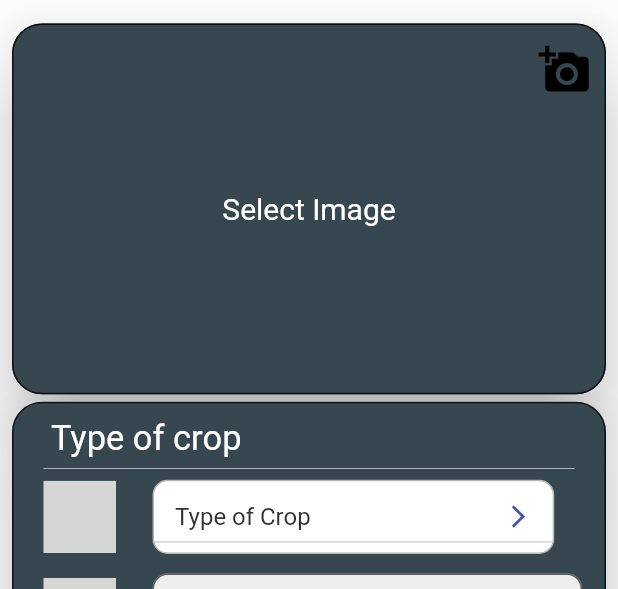
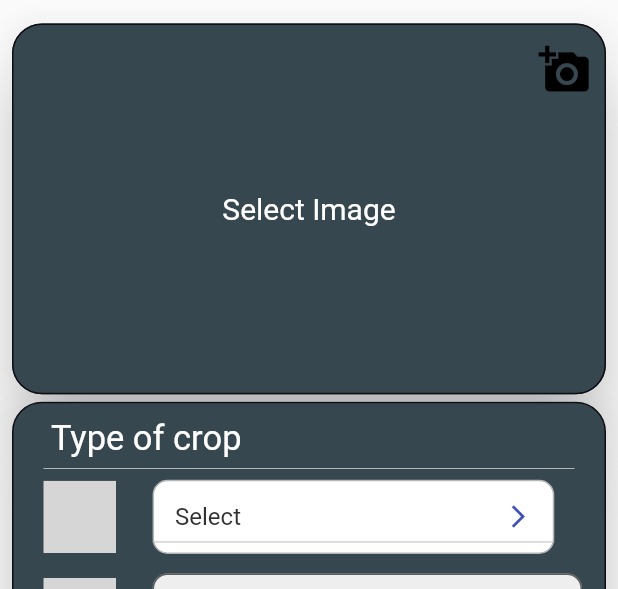
Before and after one commit to emilio-kariuki/D-Krops, a Flutter app: the screen it shows after launch, on a phone screen of 412 x 824 dp, the part 87-676 px from its top. Run offline on Flutter 3.47's test engine with Material 2 defaults, Android fonts, the phone set to English and light mode, and no system bars; drawn by our look-alikes of dropdown_button2; our stand-ins replace animated_text_kit, dio, fluttertoast, geolocator, google_fonts, google_maps_flutter and 4 more; missing offline and left inert: location_permissions, restart_app; Roboto replaces fonts that are missing (Redressed); project files that could hold a hidden picture were left out; grey boxes are pictures that could not be loaded.

Commit message:
March 22, 2022 6:57 PM

```diff
--- a/lib/screens/Home.dart
+++ b/lib/screens/Home.dart
@@ -583,7 +583,7 @@ class _HomeState extends State<Home> {
                                     lottieUrl: "assets/lottie/select.json"),
                                 SizedBox(width: size.width * 0.06),
                                 DropdownButton2(
-                                  hint: Text("Type of Crop",
+                                  hint: Text("Select",
                                       style: GoogleFonts.roboto(
                                           color:
                                               Color.fromARGB(255, 49, 49, 49))),
```
